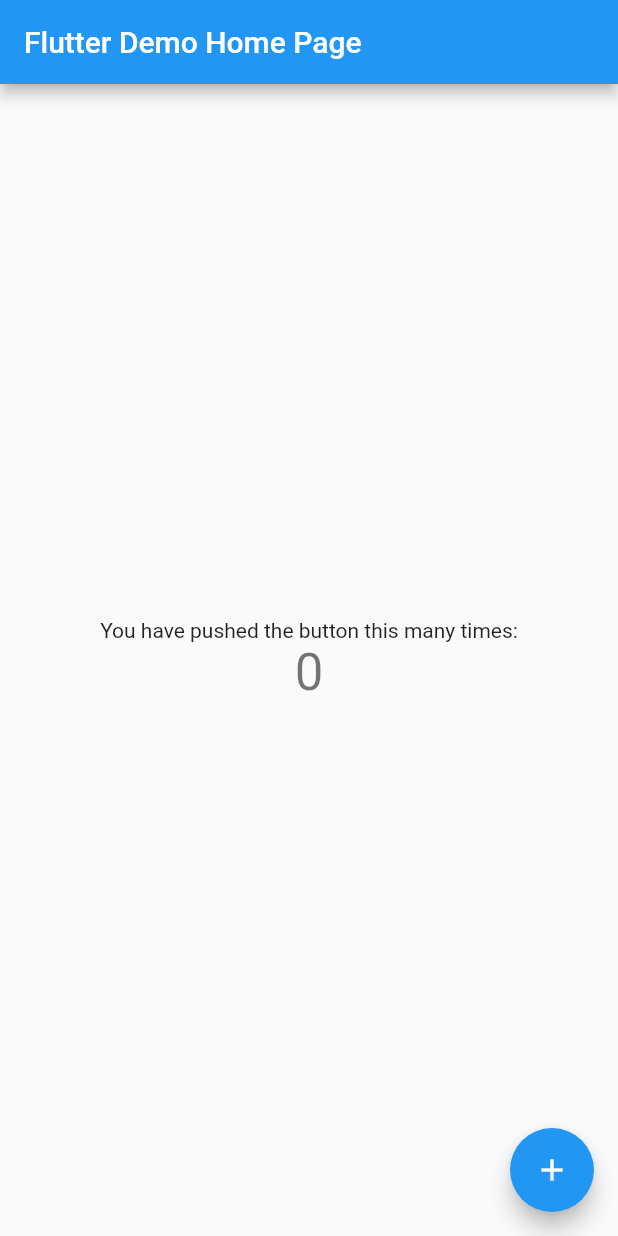
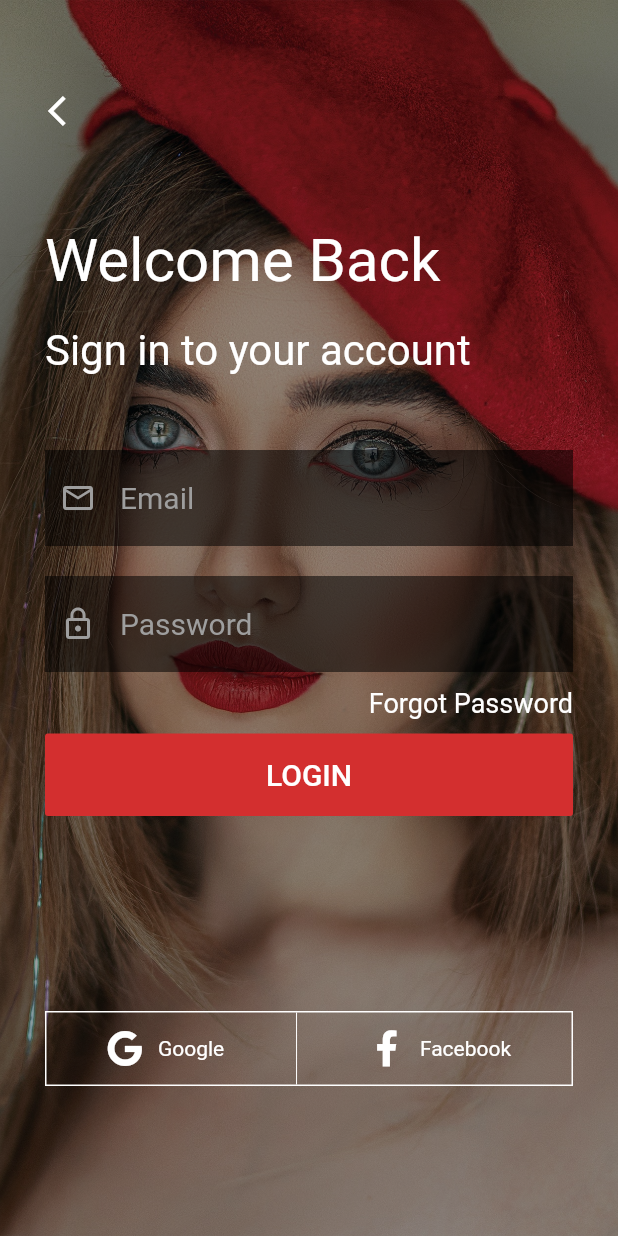
Before and after one commit to gabriel-TheCode/fashion_app_login, a Flutter app: the screen it shows after launch, on a phone screen of 412 x 824 dp. Run offline on Flutter 3.47's test engine with Material 2 defaults, Android fonts, the phone set to English and light mode, and no system bars; our stand-ins replace font_awesome_flutter.

Commit message:
:heavy_plus_sign: Add Login UI

```diff
--- a/lib/main.dart
+++ b/lib/main.dart
@@ -1,113 +1,162 @@
 import 'package:flutter/material.dart';
+import 'package:font_awesome_flutter/font_awesome_flutter.dart';
 
 void main() {
   runApp(MyApp());
 }
 
 class MyApp extends StatelessWidget {
-  // This widget is the root of your application.
   @override
   Widget build(BuildContext context) {
     return MaterialApp(
-      title: 'Flutter Demo',
-      theme: ThemeData(
-        // This is the theme of your application.
-        //
-        // Try running your application with "flutter run". You'll see the
-        // application has a blue toolbar. Then, without quitting the app, try
-        // changing the primarySwatch below to Colors.green and then invoke
-        // "hot reload" (press "r" in the console where you ran "flutter run",
-        // or simply save your changes to "hot reload" in a Flutter IDE).
-        // Notice that the counter didn't reset back to zero; the application
-        // is not restarted.
-        primarySwatch: Colors.blue,
-      ),
-      home: MyHomePage(title: 'Flutter Demo Home Page'),
+      debugShowCheckedModeBanner: false,
+      home: HomePage(),
     );
   }
 }
 
-class MyHomePage extends StatefulWidget {
-  MyHomePage({Key? key, required this.title}) : super(key: key);
-
-  // This widget is the home page of your application. It is stateful, meaning
-  // that it has a State object (defined below) that contains fields that affect
-  // how it looks.
-
-  // This class is the configuration for the state. It holds the values (in this
-  // case the title) provided by the parent (in this case the App widget) and
-  // used by the build method of the State. Fields in a Widget subclass are
-  // always marked "final".
-
-  final String title;
-
+class HomePage extends StatefulWidget {
   @override
-  _MyHomePageState createState() => _MyHomePageState();
+  _HomePageState createState() => _HomePageState();
 }
 
-class _MyHomePageState extends State<MyHomePage> {
-  int _counter = 0;
+class _HomePageState extends State<HomePage> {
 
-  void _incrementCounter() {
-    setState(() {
-      // This call to setState tells the Flutter framework that something has
-      // changed in this State, which causes it to rerun the build method below
-      // so that the display can reflect the updated values. If we changed
-      // _counter without calling setState(), then the build method would not be
-      // called again, and so nothing would appear to happen.
-      _counter++;
-    });
+  _buildTextField(IconData icon, String hintText) {
+    return Container(
+      padding: EdgeInsets.symmetric(vertical: 8, horizontal: 10),
+      decoration: BoxDecoration(color: Colors.black54),
+      child: TextField(
+        style: TextStyle(fontSize: 20, color: Colors.grey),
+        decoration: InputDecoration(
+            hintText: hintText,
+            border: InputBorder.none,
+            icon: Icon(icon, color: Colors.grey),
+            hintStyle: TextStyle(fontSize: 20, color: Colors.grey)),
+      ),
+    );
   }
 
   @override
   Widget build(BuildContext context) {
-    // This method is rerun every time setState is called, for instance as done
-    // by the _incrementCounter method above.
-    //
-    // The Flutter framework has been optimized to make rerunning build methods
-    // fast, so that you can just rebuild anything that needs updating rather
-    // than having to individually change instances of widgets.
     return Scaffold(
-      appBar: AppBar(
-        // Here we take the value from the MyHomePage object that was created by
-        // the App.build method, and use it to set our appbar title.
-        title: Text(widget.title),
+      body: Stack(
+          children: [
+            Positioned.fill(child: Image.asset(
+              'assets/fashion-bg-login.jpeg',
+              fit: BoxFit.cover,
+              color: Colors.black38,
+              colorBlendMode: BlendMode.darken,)),
+            Positioned(
+                top: 50,
+                left: 20,
+                child: IconButton(
+                  onPressed: () {},
+                  icon: Icon(
+                    Icons.arrow_back_ios,
+                    color: Colors.white,
                   ),
-      body: Center(
-        // Center is a layout widget. It takes a single child and positions it
-        // in the middle of the parent.
+                )
+            ),
+            Positioned.fill(
+              child: Padding(
+                padding: const EdgeInsets.symmetric(horizontal: 30.0),
                 child: Column(
-          // Column is also a layout widget. It takes a list of children and
-          // arranges them vertically. By default, it sizes itself to fit its
-          // children horizontally, and tries to be as tall as its parent.
-          //
-          // Invoke "debug painting" (press "p" in the console, choose the
-          // "Toggle Debug Paint" action from the Flutter Inspector in Android
-          // Studio, or the "Toggle Debug Paint" command in Visual Studio Code)
-          // to see the wireframe for each widget.
-          //
-          // Column has various properties to control how it sizes itself and
-          // how it positions its children. Here we use mainAxisAlignment to
-          // center the children vertically; the main axis here is the vertical
-          // axis because Columns are vertical (the cross axis would be
-          // horizontal).
-          mainAxisAlignment: MainAxisAlignment.center,
-          children: <Widget>[
-            Text(
-              'You have pushed the button this many times:',
+                  crossAxisAlignment: CrossAxisAlignment.start,
+                  children: [
+                    SizedBox(
+                      height: 150,
+                    ),
+                    Text('Welcome Back',
+                      style: TextStyle(color: Colors.white, fontSize: 40),
+                    ),
+                    SizedBox(
+                        height: 20
+                    ),
+                    Text('Sign in to your account',
+                      style: TextStyle(color: Colors.white, fontSize: 28),
+                    ),
+                    SizedBox(
+                      height: 50,
+                    ),
+                    _buildTextField(Icons.mail_outline, 'Email'),
+                    SizedBox(
+                      height: 20,
+                    ),
+                    _buildTextField(Icons.lock_outline, 'Password'),
+                    SizedBox(
+                      height: 10,
+                    ),
+                    Align(
+                      alignment: Alignment.centerRight,
+                      child: Text(
+                        'Forgot Password',
+                        style: TextStyle(color: Colors.white, fontSize: 18),
+                      ),
+                    ),
+                    SizedBox(
+                      height: 10,
+                    ),
+                    MaterialButton(
+                        onPressed: () {},
+                        minWidth: double.maxFinite,
+                        color: Colors.red[700],
+                        elevation: 0,
+                        child: Padding(
+                          padding: const EdgeInsets.symmetric(vertical: 16.0),
+                          child: Text(
+                            'LOGIN',
+                            style: TextStyle(color: Colors.white, fontSize: 20),
+                          ),
+                        )
+                    ),
+                    Expanded(child: Container()),
+                    Container(
+                      height: 50,
+                      margin: EdgeInsets.only(bottom: 100),
+                      decoration:
+                      BoxDecoration(border: Border.all(color: Colors.white)),
+                      child: Row(
+                        mainAxisAlignment: MainAxisAlignment.spaceEvenly,
+                        children: [
+                          Row(
+                            children: [
+                              Icon(FontAwesomeIcons.google,
+                                  color: Colors.white),
+                              SizedBox(
+                                width: 10,
                               ),
                               Text(
-              '$_counter',
-              style: Theme.of(context).textTheme.headline4,
+                                'Google',
+                                style: TextStyle(color: Colors.white),
+                              ),
+                            ],
+                          ),
+
+                          VerticalDivider(color: Colors.white),
+
+                          Row(
+                            children: [
+                              Icon(FontAwesomeIcons.facebookF,
+                                  color: Colors.white),
+                              SizedBox(
+                                width: 10,
+                              ),
+                              Text(
+                                'Facebook',
+                                style: TextStyle(color: Colors.white),
+                              )
+                            ],
                           ),
                         ],
                       ),
                     ),
-      floatingActionButton: FloatingActionButton(
-        onPressed: _incrementCounter,
-        tooltip: 'Increment',
-        child: Icon(Icons.add),
-      ), // This trailing comma makes auto-formatting nicer for build methods.
+                  ],
+                ),
+              ),
+            ),
+          ]
+      ),
     );
   }
 }
```
Also changed, not shown: pubspec.yaml (+31 -26 lines), assets/fashion-bg-login.jpeg (added), pubspec.lock. Lines whose indentation alone changed are shown as unchanged.
